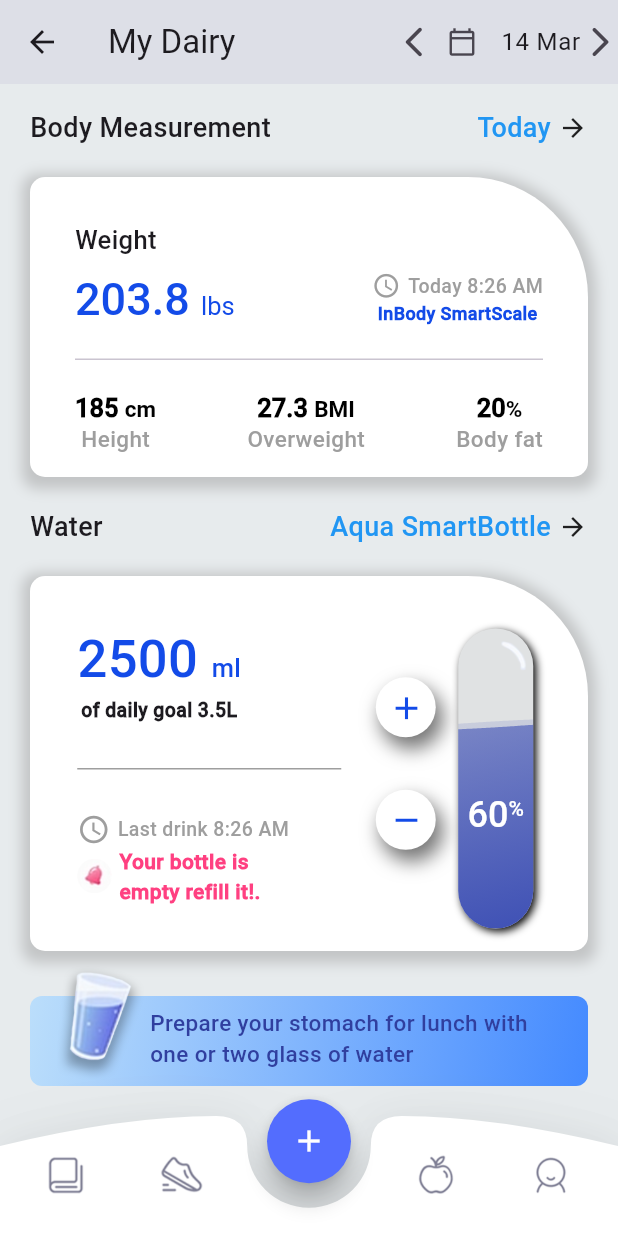
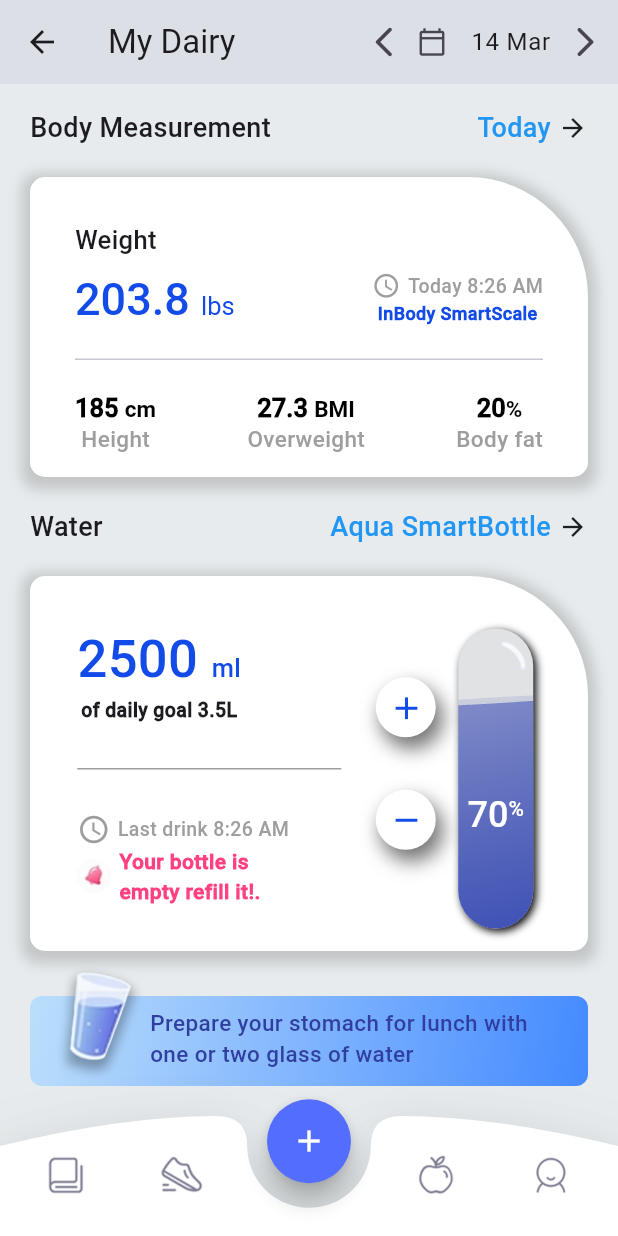
Before and after one commit to Vinesh018/PlusFitness001, a Flutter app: the TutorialHome screen opened directly, scrolled down 677 dp, after a tap on the "arrow forward ios" icon, on a phone screen of 412 x 824 dp. Run offline on Flutter 3.47's test engine with Material 3 defaults, Android fonts, the phone set to English and light mode, and no system bars; our stand-ins replace get, liquid_progress_indicator_v2, percent_indicator.

Commit message:
Added Symmetri in Datetimepicker

```diff
--- a/lib/Bhautik/datepickercustom.dart
+++ b/lib/Bhautik/datepickercustom.dart
@@ -1,6 +1,8 @@
 import 'package:flutter/material.dart';
 
 import 'package:intl/intl.dart';
+
+var width;
 
 class DatepickerCustom extends StatefulWidget {
   const DatepickerCustom({super.key});
@@ -12,6 +14,21 @@ class DatepickerCustom extends StatefulWidget {
 class _DatepickerCustomState extends State<DatepickerCustom> {
   var dateValue = TextEditingController();
   DateTime selectedDate = DateTime.now();
+
+  @override
+  void initState() {
+    DateTime now1 = DateTime.now();
+    DateTime dateOnly = DateTime(now1.year, now1.month, now1.day);
+
+    if (dateOnly.day > 9) {
+      width = 10.0;
+      print(width);
+      print('Above nine');
+    } else {
+      width = 0.0;
+      print('Below nine');
+    }
+  }
 
   void _selectDate() {
     showDatePicker(
@@ -81,8 +98,14 @@ class _DatepickerCustomState extends State<DatepickerCustom> {
             ),
           ),
         ),
+        SizedBox(
+          width: width,
+        ),
         GestureDetector(
-          child: const Icon(Icons.arrow_forward_ios_rounded),
+          child: Padding(
+            padding: const EdgeInsets.only(right: 10),
+            child: const Icon(Icons.arrow_forward_ios_rounded),
+          ),
           onTap: () {
             setState(() {
               DateTime t1 = selectedDate;
@@ -95,6 +118,7 @@ class _DatepickerCustomState extends State<DatepickerCustom> {
                         .format(selectedDate)
                         .trim()
                         .substring(0, 3);
+                print(dateOnly.day.runtimeType);
               }
             });
           },
--- a/lib/Vinesh/v_water_container.dart
+++ b/lib/Vinesh/v_water_container.dart
@@ -206,7 +206,7 @@ class waterContainerState extends State<waterContainer> {
                             ],
                           ),
                           child: const WaveView(
-                            percentageValue: 60.0,
+                            percentageValue: 70.0,
                           ),
                         ),
                       ),
```
